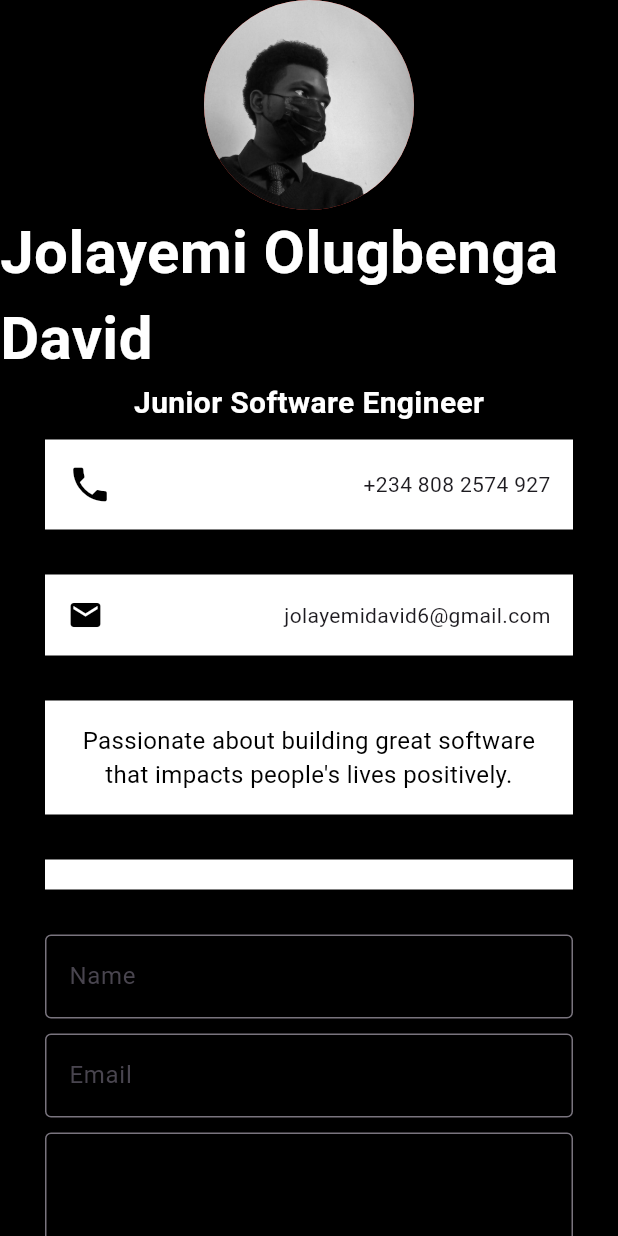
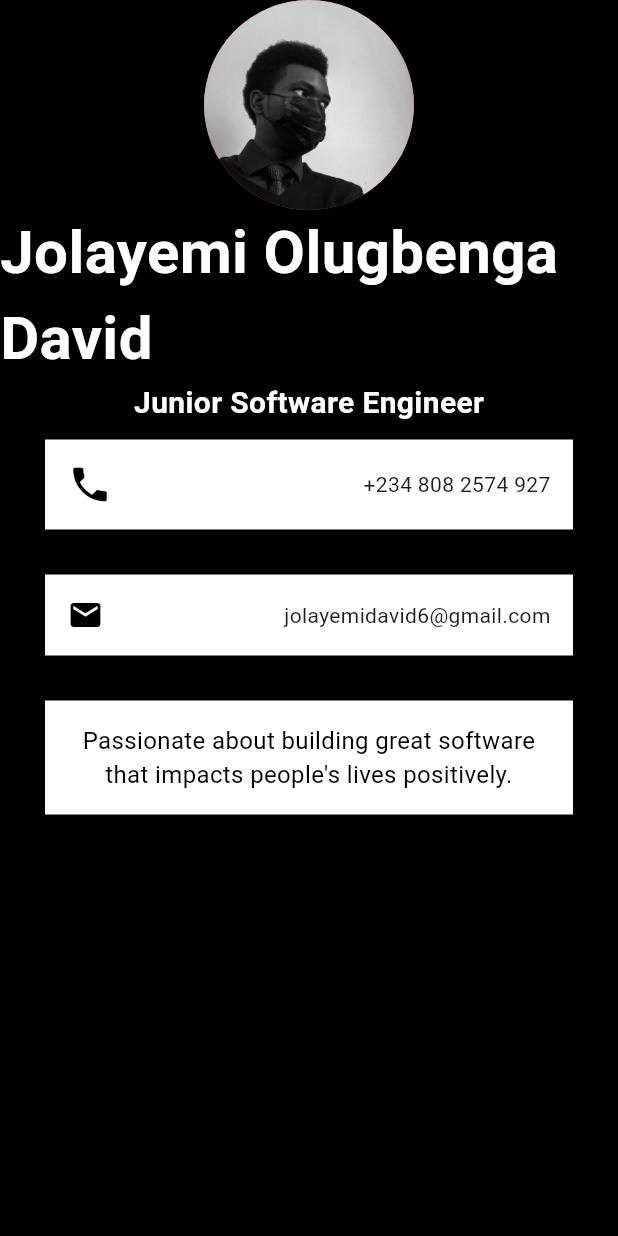
Before and after one commit to sky-hackeR/flutter_tut, a Flutter app: the screen it shows after launch, on a phone screen of 412 x 824 dp. Run offline on Flutter 3.47's test engine with Material 3 defaults, Android fonts, the phone set to English and light mode, and no system bars; Roboto replaces fonts that are missing (Pacifico).

Commit message:
Forms in flutter

```diff
--- a/lib/main.dart
+++ b/lib/main.dart
@@ -83,22 +83,22 @@ class App extends StatelessWidget {
                       ),
                     ),
                   ),
-                  const SizedBox(
-                    height: 10.0,
-                  ),
-                  Container(
-                    color: Colors.white,
-                    margin: const EdgeInsets.symmetric(horizontal: 30.0, vertical: 10.0),
-                    padding: const EdgeInsets.all(10.0),
-                  ),
-                  const SizedBox(
-                    height: 20.0,
-                  ),
-                  Padding(
-                    padding: const EdgeInsets.symmetric(horizontal: 30.0),
-                    child: const FillableForm(),
-                  ),
-                ],
+                //   const SizedBox(
+                //     height: 10.0,
+                //   ),
+                //   Container(
+                //     color: Colors.white,
+                //     margin: const EdgeInsets.symmetric(horizontal: 30.0, vertical: 10.0),
+                //     padding: const EdgeInsets.all(10.0),
+                //   ),
+                //   const SizedBox(
+                //     height: 20.0,
+                //   ),
+                //   Padding(
+                //     padding: const EdgeInsets.symmetric(horizontal: 30.0),
+                //     child: const FillableForm(),
+                //   ),
+                // ],
               ),
             ),
           ),
```
